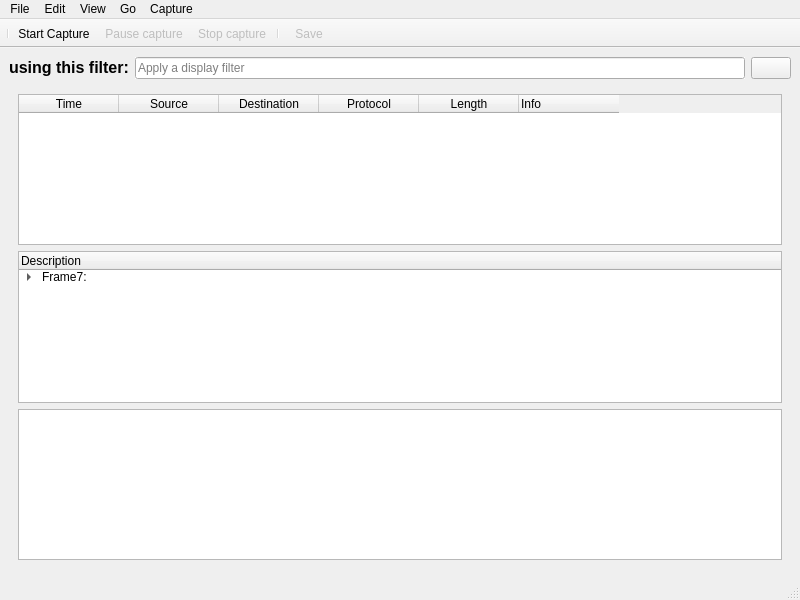
Old version of the form NetworkAnalyzer.ui in the repository amr-essam95/Packet-Analyzer.
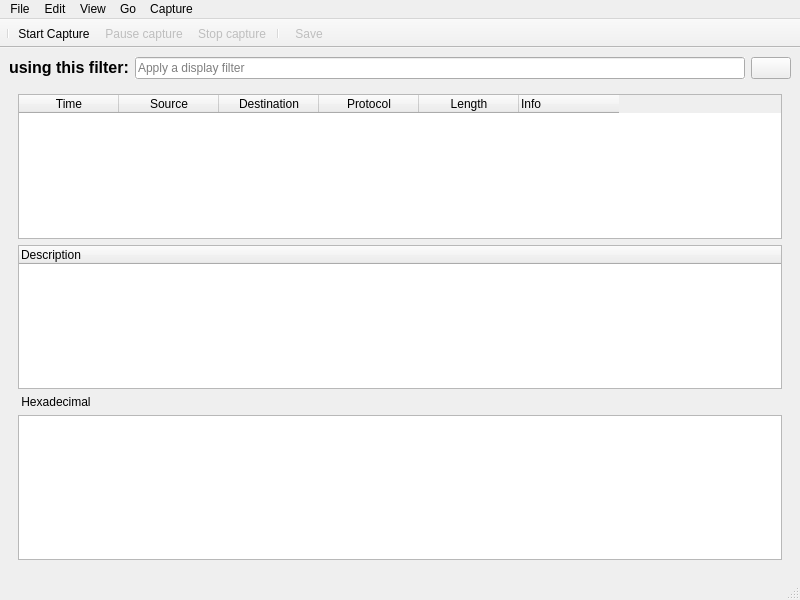
New version of the form. The open tabs and pages were chosen to show the change. Icons and pictures are not drawn.

What changed in the file:
```diff
--- a/NetworkAnalyzer.ui
+++ b/NetworkAnalyzer.ui
@@ -202,16 +202,6 @@
             <string>Description</string>
            </property>
           </column>
-          <item>
-           <property name="text">
-            <string>Frame7: </string>
-           </property>
-           <item>
-            <property name="text">
-             <string>Containg the data in the frame</string>
-            </property>
-           </item>
-          </item>
          </widget>
         </item>
         <item row="0" column="0">
@@ -254,8 +244,13 @@
           </column>
          </widget>
         </item>
-        <item row="2" column="0">
+        <item row="3" column="0">
          <widget class="QPlainTextEdit" name="plainTextEdit">
+          <property name="font">
+           <font>
+            <pointsize>14</pointsize>
+           </font>
+          </property>
           <property name="documentTitle">
            <string>Hexadecimal</string>
           </property>
@@ -264,6 +259,13 @@
           </property>
          </widget>
         </item>
+        <item row="2" column="0">
+         <widget class="QLabel" name="label_4">
+          <property name="text">
+           <string> Hexadecimal</string>
+          </property>
+         </widget>
+        </item>
        </layout>
       </widget>
      </widget>
```
Left out of the diff: 2 changed lines with no effect on the pictures.
